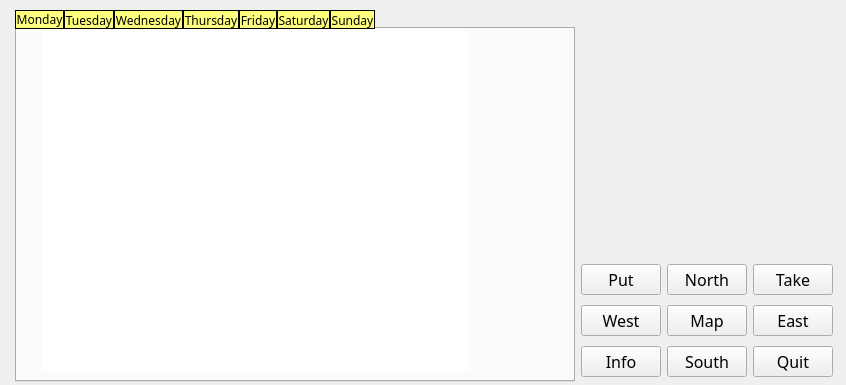
This is University Life/uniZork.ui in Metagawa/Zorklike-Game-University-Life as Qt 5 draws it before an edit. The edited form follows.
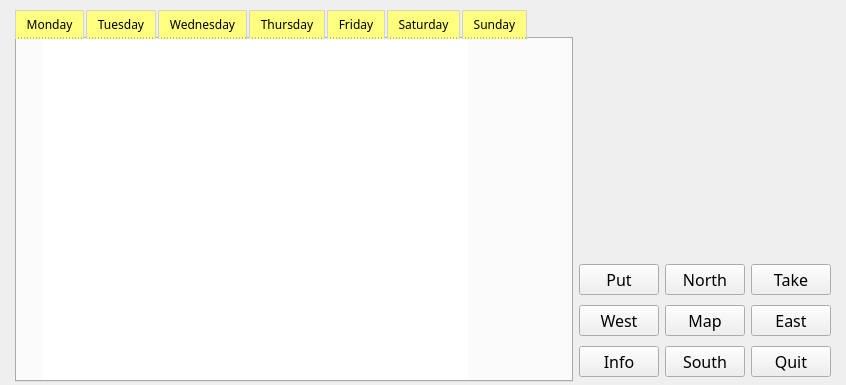
This is the edited form. The open tabs and pages were chosen to show the change. Icons and pictures are not drawn.

What changed in the file:
```diff
--- a/University Life/uniZork.ui
+++ b/University Life/uniZork.ui
@@ -43,7 +43,7 @@
      <rect>
       <x>15</x>
       <y>10</y>
-      <width>818</width>
+      <width>816</width>
       <height>372</height>
      </rect>
     </property>
@@ -246,7 +246,7 @@
          </font>
         </property>
         <property name="styleSheet">
-         <string notr="true">QTabBar::tab { background-color: rgb(255, 255, 127); border: 1px solid black;color: rgb(0, 0, 0);}
+         <string notr="true">QTabBar::tab { background-color: rgb(255, 255, 127);border-bottom: 1px dotted Grey; border-top: 1px solid LightGrey;border-left: 1px solid LightGrey;border-right: 1px solid LightGrey;color: rgb(0, 0, 0); margin-right:2px;padding-top:5px;padding-bottom:5px;padding-right:10px;padding-left:10px;}
 
 </string>
         </property>
```
Left out of the diff: 10 changed lines with no effect on the pictures.
